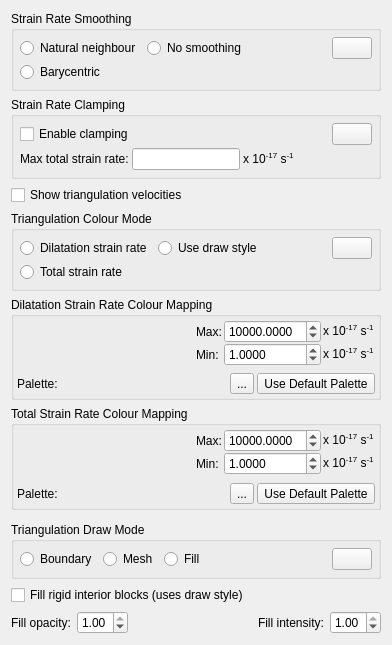
The window that src/qt-widgets/TopologyNetworkResolverLayerOptionsWidgetUi.ui (GPlates/GPlates) describes before a commit, drawn with Qt 5.
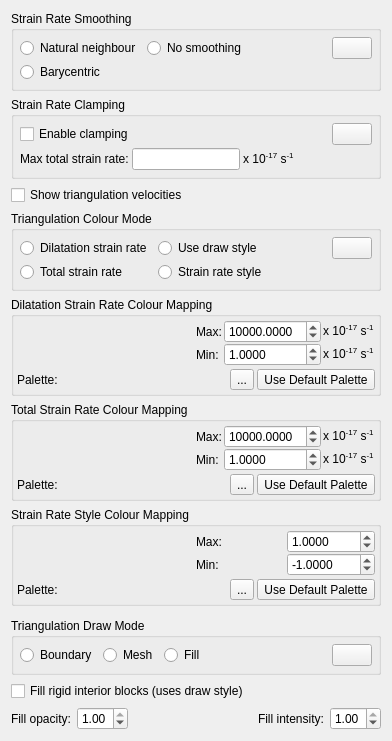
The same window after the commit. Icons and pictures are not drawn.

Commit message: (trunk) Option to visualise strain rate "style".

Diff of the .ui file:
```diff
--- a/src/qt-widgets/TopologyNetworkResolverLayerOptionsWidgetUi.ui
+++ b/src/qt-widgets/TopologyNetworkResolverLayerOptionsWidgetUi.ui
@@ -7,7 +7,7 @@
     <x>0</x>
     <y>0</y>
     <width>392</width>
-    <height>645</height>
+    <height>695</height>
    </rect>
   </property>
   <property name="windowTitle">
@@ -236,6 +236,13 @@
         </property>
        </spacer>
       </item>
+      <item row="1" column="2">
+       <widget class="QRadioButton" name="strain_rate_style_radio_button">
+        <property name="text">
+         <string>Strain rate style</string>
+        </property>
+       </widget>
+      </item>
      </layout>
     </widget>
    </item>
@@ -611,6 +618,178 @@
      </layout>
     </widget>
    </item>
+   <item>
+    <widget class="QGroupBox" name="strain_rate_style_group_box">
+     <property name="title">
+      <string>Strain Rate Style Colour Mapping</string>
+     </property>
+     <layout class="QVBoxLayout" name="strain_rate_style_layout_1">
+      <property name="spacing">
+       <number>3</number>
+      </property>
+      <property name="margin">
+       <number>3</number>
+      </property>
+      <item>
+       <layout class="QHBoxLayout" name="strain_rate_style_layout_2">
+        <property name="spacing">
+         <number>0</number>
+        </property>
+        <item>
+         <widget class="QWidget" name="strain_rate_style_colour_scale_placeholder_widget" native="true"/>
+        </item>
+        <item>
+         <widget class="QWidget" name="strain_rate_style_default_palette_controls" native="true">
+          <layout class="QVBoxLayout" name="strain_rate_style_layout_3">
+           <property name="spacing">
+            <number>0</number>
+           </property>
+           <property name="margin">
+            <number>0</number>
+           </property>
+           <item>
+            <layout class="QHBoxLayout" name="strain_rate_style_layout_4">
+             <property name="spacing">
+              <number>2</number>
+             </property>
+             <item>
+              <widget class="QLabel" name="strain_rate_style_label_1">
+               <property name="text">
+                <string>Max:</string>
+               </property>
+              </widget>
+             </item>
+             <item>
+              <widget class="QDoubleSpinBox" name="max_strain_rate_style_spinbox">
+               <property name="keyboardTracking">
+                <bool>false</bool>
+               </property>
+               <property name="decimals">
+                <number>4</number>
+               </property>
+               <property name="minimum">
+                <double>-100.000000000000000</double>
+               </property>
+               <property name="maximum">
+                <double>100.000000000000000</double>
+               </property>
+               <property name="singleStep">
+                <double>0.100000000000000</double>
+               </property>
+               <property name="value">
+                <double>1.000000000000000</double>
+               </property>
+              </widget>
+             </item>
+            </layout>
+           </item>
+           <item>
+            <layout class="QHBoxLayout" name="strain_rate_style_layout_5">
+             <property name="spacing">
+              <number>2</number>
+             </property>
+             <item>
+              <widget class="QLabel" name="strain_rate_style_label_3">
+               <property name="text">
+                <string>Min:</string>
+               </property>
+              </widget>
+             </item>
+             <item>
+              <widget class="QDoubleSpinBox" name="min_strain_rate_style_spinbox">
+               <property name="keyboardTracking">
+                <bool>false</bool>
+               </property>
+               <property name="decimals">
+                <number>4</number>
+               </property>
+               <property name="minimum">
+                <double>-100.000000000000000</double>
+               </property>
+               <property name="maximum">
+                <double>100.000000000000000</double>
+               </property>
+               <property name="singleStep">
+                <double>0.100000000000000</double>
+               </property>
+               <property name="value">
+                <double>-1.000000000000000</double>
+               </property>
+              </widget>
+             </item>
+            </layout>
+           </item>
+           <item>
+            <spacer name="strain_rate_style_verticalSpacer_1">
+             <property name="orientation">
+              <enum>Qt::Vertical</enum>
+             </property>
+             <property name="sizeHint" stdset="0">
+              <size>
+               <width>20</width>
+               <height>40</height>
+              </size>
+             </property>
+            </spacer>
+           </item>
+          </layout>
+         </widget>
+        </item>
+       </layout>
+      </item>
+      <item>
+       <layout class="QHBoxLayout" name="strain_rate_style_layout_6">
+        <item>
+         <widget class="QLabel" name="strain_rate_style_label_5">
+          <property name="text">
+           <string>Palette:</string>
+          </property>
+         </widget>
+        </item>
+        <item>
+         <widget class="QWidget" name="strain_rate_style_palette_filename_placeholder_widget" native="true"/>
+        </item>
+        <item>
+         <widget class="QToolButton" name="select_strain_rate_style_palette_filename_button">
+          <property name="sizePolicy">
+           <sizepolicy hsizetype="Fixed" vsizetype="Preferred">
+            <horstretch>0</horstretch>
+            <verstretch>0</verstretch>
+           </sizepolicy>
+          </property>
+          <property name="toolTip">
+           <string>Choose CPT File</string>
+          </property>
+          <property name="text">
+           <string>...</string>
+          </property>
+         </widget>
+        </item>
+        <item>
+         <widget class="QToolButton" name="use_default_strain_rate_style_palette_button">
+          <property name="sizePolicy">
+           <sizepolicy hsizetype="Fixed" vsizetype="Preferred">
+            <horstretch>0</horstretch>
+            <verstretch>0</verstretch>
+           </sizepolicy>
+          </property>
+          <property name="toolTip">
+           <string>Use Default Palette</string>
+          </property>
+          <property name="text">
+           <string>Use Default Palette</string>
+          </property>
+          <property name="icon">
+           <iconset resource="../qt-resources/qt_widgets.qrc">
+            <normaloff>:/tango_undo_16.png</normaloff>:/tango_undo_16.png</iconset>
+          </property>
+         </widget>
+        </item>
+       </layout>
+      </item>
+     </layout>
+    </widget>
+   </item>
    <item>
     <widget class="QWidget" name="draw_style_placeholder_widget" native="true"/>
    </item>
```
The commit also changes 8 other files.
